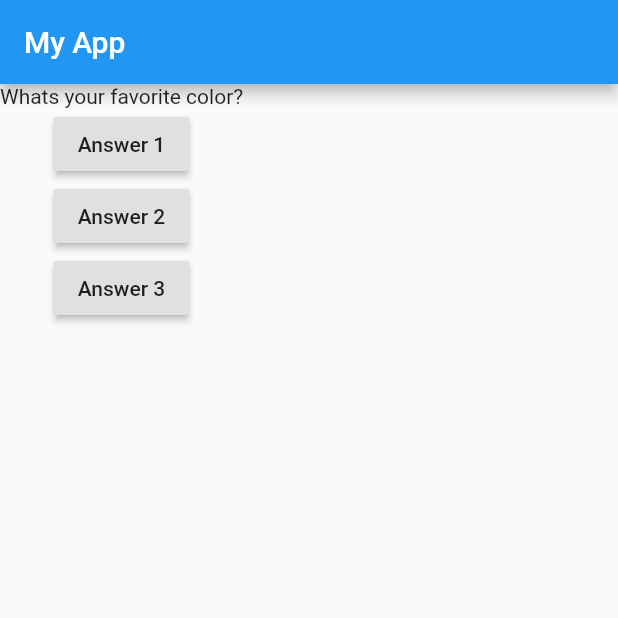
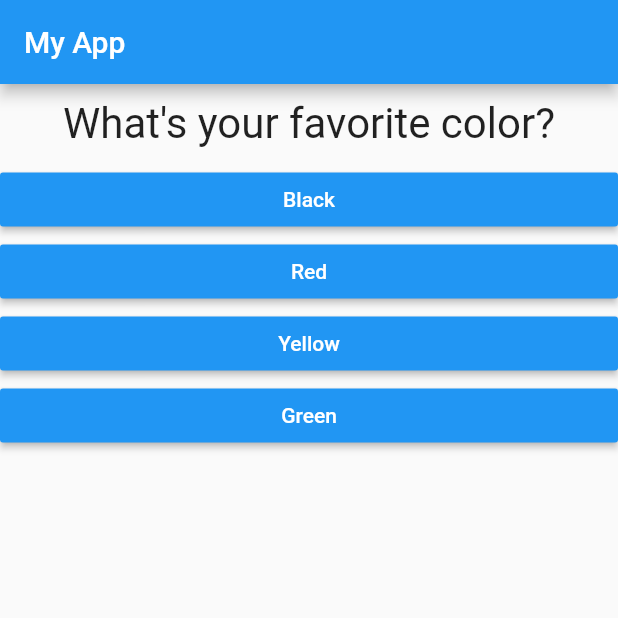
Before and after one commit to vaibhawj/quiz_app, a Flutter app: the screen it shows after launch, on a phone screen of 412 x 824 dp, the top half of it. Run offline on Flutter 3.47's test engine with Material 2 defaults, Android fonts, the phone set to English and light mode, and no system bars.

Commit message:
Refactor answer widget

```diff
--- /dev/null
+++ b/lib/answer.dart
@@ -0,0 +1,21 @@
+import 'package:flutter/material.dart';
+
+class Answer extends StatelessWidget {
+  final String _answerText;
+  final Function _onAnswer;
+
+  Answer(this._answerText, this._onAnswer);
+
+  @override
+  Widget build(BuildContext context) {
+    return Container(
+      width: double.infinity,
+      child: RaisedButton(
+        color: Colors.blue,
+        textColor: Colors.white,
+        child: Text(_answerText),
+        onPressed: _onAnswer,
+      ),
+    );
+  }
+}
--- a/lib/main.dart
+++ b/lib/main.dart
@@ -1,5 +1,7 @@
 import 'package:flutter/material.dart';
+
 import './question.dart';
+import './answer.dart';
 
 void main() => runApp(MyApp());
 
@@ -11,6 +13,21 @@ class MyApp extends StatefulWidget {
 class _MyAppState extends State<MyApp> {
   var _questionIndex = 0;
 
+  final _questions = const [
+    {
+      'questionText': 'What\'s your favorite color?',
+      'answers': ['Black', 'Red', 'Yellow', 'Green']
+    },
+    {
+      'questionText': 'What\'s your favorite animal?',
+      'answers': ['Dog', 'Horse', 'Lion', 'Elephant']
+    },
+    {
+      'questionText': 'Which is your favorite language?',
+      'answers': ['Golang', 'Dart', 'Python', 'Javascript']
+    }
+  ];
+
   void _answerQuestion() {
     setState(() {
       _questionIndex = _questionIndex + 1;
@@ -20,35 +37,24 @@ class _MyAppState extends State<MyApp> {
 
   @override
   Widget build(BuildContext context) {
-    var questions = [
-      'Whats your favorite color?',
-      'Whats you favorite animal?'
-    ];
-
     return MaterialApp(
       home: Scaffold(
-          appBar: AppBar(
-            title: Text('My App'),
-          ),
-          body: Column(
-            children: [
-              Question(questions[_questionIndex]),
-              RaisedButton(
-                child: Text('Answer 1'),
-                onPressed: _answerQuestion,
+        appBar: AppBar(
+          title: Text('My App'),
+        ),
+        body: (_questionIndex < _questions.length)
+            ? Column(
+                children: [
+                  Question(_questions[_questionIndex]['questionText']),
+                  ...((_questions[_questionIndex]['answers'] as List<String>)
+                      .map(
+                          (answerText) => Answer(answerText, _answerQuestion))),
+                ],
+              )
+            : Center(
+                child: Text("You did it!"),
               ),
-              RaisedButton(
-                child: Text('Answer 2'),
-                onPressed: _answerQuestion,
-              ),
-              RaisedButton(
-                child: Text('Answer 3'),
-                onPressed: () {
-                  print('Answer 3 chosen');
-                },
-              )
-            ],
-          )),
+      ),
     );
   }
 }
--- a/lib/question.dart
+++ b/lib/question.dart
@@ -1,12 +1,19 @@
 import 'package:flutter/material.dart';
 
 class Question extends StatelessWidget {
-  final String questionText;
+  final String _questionText;
 
-  Question(this.questionText);
+  Question(this._questionText);
 
   @override
   Widget build(BuildContext context) {
-    return Text(questionText);
+    return Container(
+        width: double.infinity,
+        margin: EdgeInsets.all(10),
+        child: Text(
+          _questionText,
+          style: TextStyle(fontSize: 28),
+          textAlign: TextAlign.center,
+        ));
   }
 }
```
